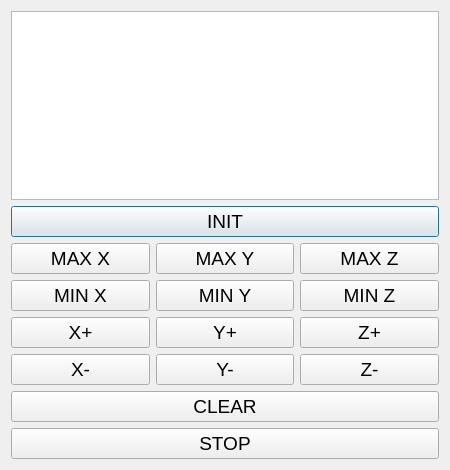
rpopov94/MAGNETICK, file client/ui/main.ui: the form before one commit.
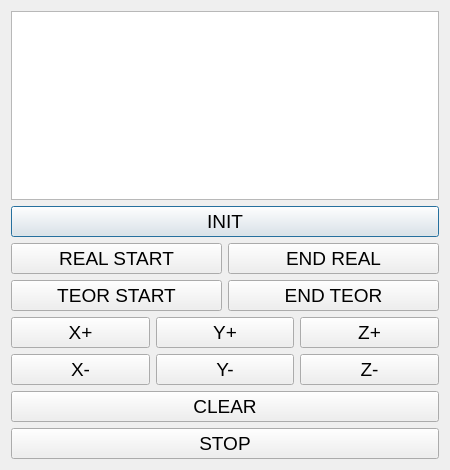
The form after the commit.

The edit to the form file:
```diff
--- a/client/ui/main.ui
+++ b/client/ui/main.ui
@@ -44,45 +44,31 @@
    </item>
    <item>
     <layout class="QGridLayout" name="gridLayout_2">
-     <item row="0" column="0">
-      <widget class="QPushButton" name="set_max_x">
-       <property name="text">
-        <string>MAX X</string>
-       </property>
-      </widget>
-     </item>
      <item row="1" column="0">
       <widget class="QPushButton" name="set_min_x">
        <property name="text">
-        <string>MIN X</string>
+        <string>TEOR START</string>
        </property>
       </widget>
      </item>
-     <item row="1" column="1">
-      <widget class="QPushButton" name="set_min_y">
+     <item row="0" column="0">
+      <widget class="QPushButton" name="real_st_b">
        <property name="text">
-        <string>MIN Y</string>
+        <string>REAL START</string>
        </property>
       </widget>
      </item>
      <item row="0" column="1">
       <widget class="QPushButton" name="set_max_y">
        <property name="text">
-        <string>MAX Y</string>
+        <string>END REAL</string>
        </property>
       </widget>
      </item>
-     <item row="0" column="2">
-      <widget class="QPushButton" name="set_max_z">
+     <item row="1" column="1">
+      <widget class="QPushButton" name="end_teor_b">
        <property name="text">
-        <string>MAX Z</string>
-       </property>
-      </widget>
-     </item>
-     <item row="1" column="2">
-      <widget class="QPushButton" name="set_min_z">
-       <property name="text">
-        <string>MIN Z</string>
+        <string>END TEOR</string>
        </property>
       </widget>
      </item>
```
Left out of the diff: 4 changed lines with no effect on the pictures.
